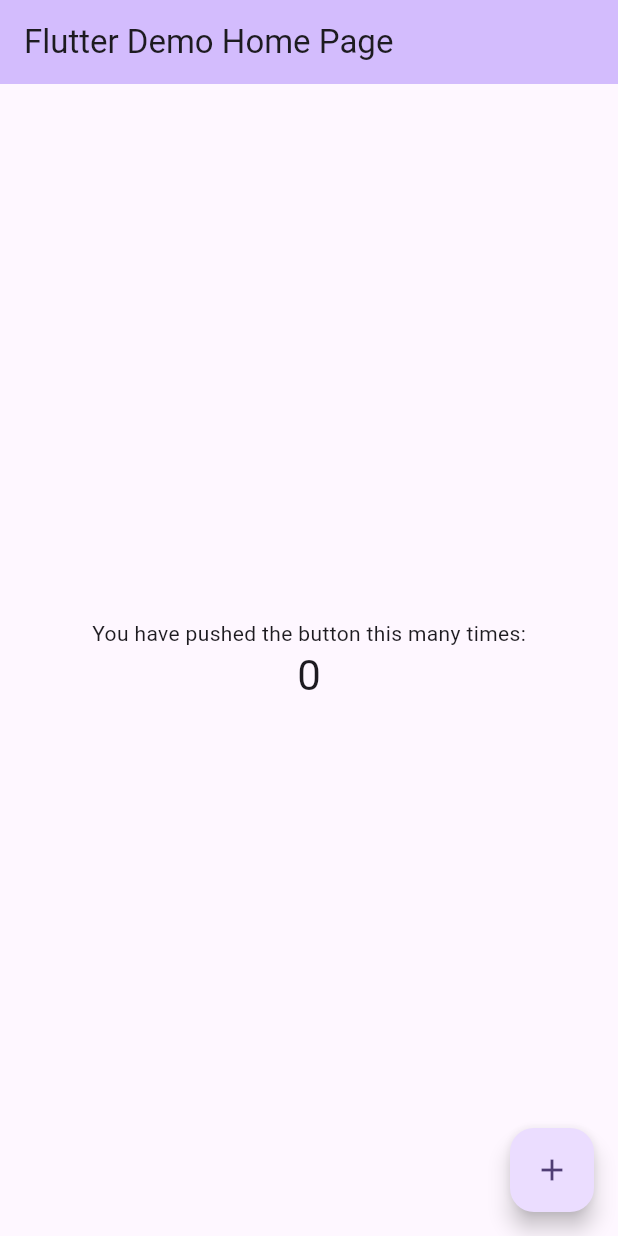
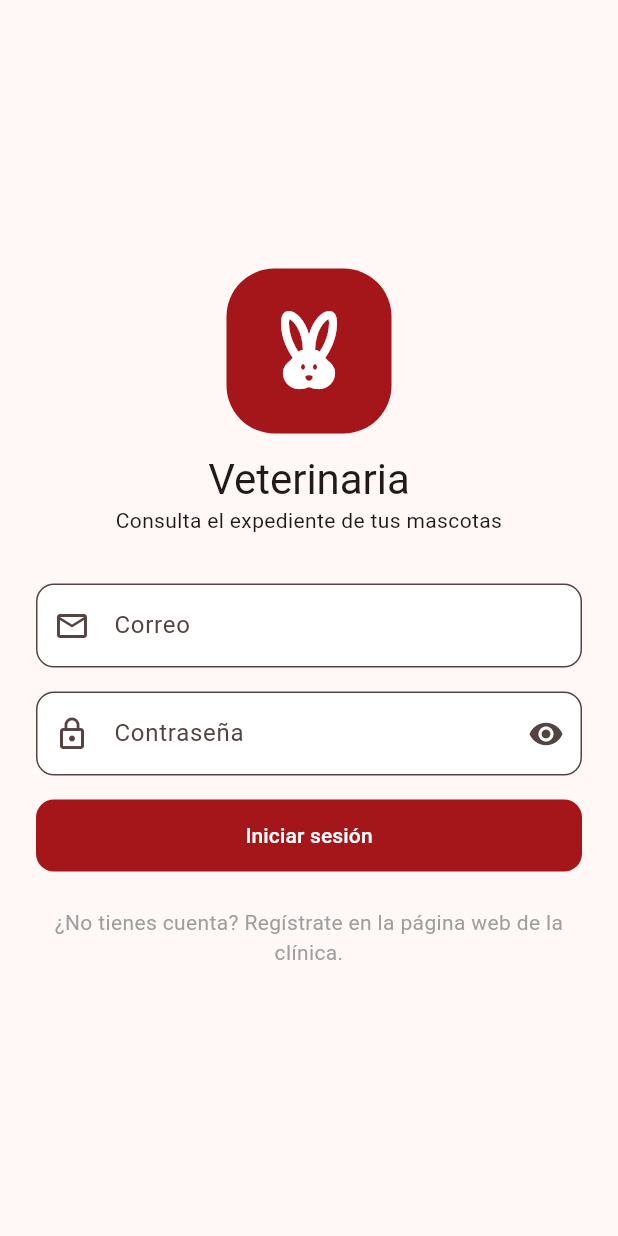
Before and after one commit to Abygb11/IIProyectoDesarrollo4, a Flutter app: the screen it shows after launch, on a phone screen of 412 x 824 dp. Run offline on Flutter 3.47's test engine with Material 3 defaults, Android fonts, the phone set to English and light mode, and no system bars; our stand-ins replace flutter_secure_storage, material_ui, open_filex.

Commit message:
Movil: inicio de sesion y arranque segun la sesion guardada

```diff
--- a/veterinaria_movil/lib/main.dart
+++ b/veterinaria_movil/lib/main.dart
@@ -1,122 +1,43 @@
 import 'package:material_ui/material_ui.dart';
 
-void main() {
-  runApp(const MyApp());
+import 'estilos/estilos.dart';
+import 'screens/login_screen.dart';
+import 'screens/mascotas_screen.dart';
+import 'services/sesion_service.dart';
+
+Future<void> main() async {
+  // Necesario para poder leer flutter_secure_storage antes de runApp.
+  WidgetsFlutterBinding.ensureInitialized();
+
+  // Pasa a memoria la sesión que quedó guardada en el celular (si hay una).
+  // Si el almacenamiento falla, se borra y la app arranca en el login en vez de cerrarse.
+  try {
+    await SesionService.leerSesion();
+  } catch (e) {
+    await SesionService.borrarSesion();
+  }
+
+  runApp(const VeterinariaApp());
 }
 
-class MyApp extends StatelessWidget {
-  const MyApp({super.key});
+class VeterinariaApp extends StatelessWidget {
+  const VeterinariaApp({super.key});
 
-  // This widget is the root of your application.
   @override
   Widget build(BuildContext context) {
     return MaterialApp(
-      title: 'Flutter Demo',
-      theme: ThemeData(
-        // This is the theme of your application.
-        //
-        // TRY THIS: Try running your application with "flutter run". You'll see
-        // the application has a purple toolbar. Then, without quitting the app,
-        // try changing the seedColor in the colorScheme below to Colors.green
-        // and then invoke "hot reload" (save your changes or press the "hot
-        // reload" button in a Flutter-supported IDE, or press "r" if you used
-        // the command line to start the app).
-        //
-        // Notice that the counter didn't reset back to zero; the application
-        // state is not lost during the reload. To reset the state, use hot
-        // restart instead.
-        //
-        // This works for code too, not just values: Most code changes can be
-        // tested with just a hot reload.
-        colorScheme: .fromSeed(seedColor: Colors.deepPurple),
-      ),
-      home: const MyHomePage(title: 'Flutter Demo Home Page'),
+      title: 'Veterinaria',
+      debugShowCheckedModeBanner: false, // quita la etiqueta "DEBUG" de la esquina
+      theme: Estilos.tema, // lib/estilos/estilos.dart
+
+      // Si hay una sesión que no ha vencido, entra directo a Mis mascotas; si no, al login.
+      initialRoute: SesionService.haySesionValida ? '/mascotas' : '/login',
+
+      // Pantallas a las que se llega por nombre (error_view.dart usa '/login').
+      routes: {
+        '/login': (context) => const LoginScreen(),
+        '/mascotas': (context) => const MascotasScreen(),
+      },
     );
   }
 }
-
-class MyHomePage extends StatefulWidget {
-  const MyHomePage({super.key, required this.title});
-
-  // This widget is the home page of your application. It is stateful, meaning
-  // that it has a State object (defined below) that contains fields that affect
-  // how it looks.
-
-  // This class is the configuration for the state. It holds the values (in this
-  // case the title) provided by the parent (in this case the App widget) and
-  // used by the build method of the State. Fields in a Widget subclass are
-  // always marked "final".
-
-  final String title;
-
-  @override
-  State<MyHomePage> createState() => _MyHomePageState();
-}
-
-class _MyHomePageState extends State<MyHomePage> {
-  int _counter = 0;
-
-  void _incrementCounter() {
-    setState(() {
-      // This call to setState tells the Flutter framework that something has
-      // changed in this State, which causes it to rerun the build method below
-      // so that the display can reflect the updated values. If we changed
-      // _counter without calling setState(), then the build method would not be
-      // called again, and so nothing would appear to happen.
-      _counter++;
-    });
-  }
-
-  @override
-  Widget build(BuildContext context) {
-    // This method is rerun every time setState is called, for instance as done
-    // by the _incrementCounter method above.
-    //
-    // The Flutter framework has been optimized to make rerunning build methods
-    // fast, so that you can just rebuild anything that needs updating rather
-    // than having to individually change instances of widgets.
-    return Scaffold(
-      appBar: AppBar(
-        // TRY THIS: Try changing the color here to a specific color (to
-        // Colors.amber, perhaps?) and trigger a hot reload to see the AppBar
-        // change color while the other colors stay the same.
-        backgroundColor: Theme.of(context).colorScheme.inversePrimary,
-        // Here we take the value from the MyHomePage object that was created by
-        // the App.build method, and use it to set our appbar title.
-        title: Text(widget.title),
-      ),
-      body: Center(
-        // Center is a layout widget. It takes a single child and positions it
-        // in the middle of the parent.
-        child: Column(
-          // Column is also a layout widget. It takes a list of children and
-          // arranges them vertically. By default, it sizes itself to fit its
-          // children horizontally, and tries to be as tall as its parent.
-          //
-          // Column has various properties to control how it sizes itself and
-          // how it positions its children. Here we use mainAxisAlignment to
-          // center the children vertically; the main axis here is the vertical
-          // axis because Columns are vertical (the cross axis would be
-          // horizontal).
-          //
-          // TRY THIS: Invoke "debug painting" (choose the "Toggle Debug Paint"
-          // action in the IDE, or press "p" in the console), to see the
-          // wireframe for each widget.
-          mainAxisAlignment: .center,
-          children: [
-            const Text('You have pushed the button this many times:'),
-            Text(
-              '$_counter',
-              style: Theme.of(context).textTheme.headlineMedium,
-            ),
-          ],
-        ),
-      ),
-      floatingActionButton: FloatingActionButton(
-        onPressed: _incrementCounter,
-        tooltip: 'Increment',
-        child: const Icon(Icons.add),
-      ),
-    );
-  }
-}
--- /dev/null
+++ b/veterinaria_movil/lib/screens/login_screen.dart
@@ -0,0 +1,182 @@
+import 'package:material_ui/material_ui.dart';
+
+import '../estilos/estilos.dart';
+import '../services/api_service.dart';
+import '../widgets/error_view.dart';
+
+// Pantalla de inicio de sesión del dueño.
+class LoginScreen extends StatefulWidget {
+  const LoginScreen({super.key});
+
+  @override
+  State<LoginScreen> createState() => _LoginScreenState();
+}
+
+class _LoginScreenState extends State<LoginScreen> {
+  final _formKey = GlobalKey<FormState>(); // para validar los dos campos juntos
+  final _correoController = TextEditingController();
+  final _passwordController = TextEditingController();
+
+  bool _ocultarPassword = true;
+  bool _cargando = false;
+  String? _error;
+
+  @override
+  void dispose() {
+    // Los controladores se liberan al cerrar la pantalla.
+    _correoController.dispose();
+    _passwordController.dispose();
+    super.dispose();
+  }
+
+  Future<void> _iniciarSesion() async {
+    if (_cargando) return; // evita mandar el login dos veces
+    if (!_formKey.currentState!.validate()) return; // campos vacíos o correo inválido
+
+    FocusScope.of(context).unfocus(); // esconde el teclado
+    setState(() {
+      _cargando = true;
+      _error = null;
+    });
+
+    try {
+      await ApiService.login(_correoController.text.trim(), _passwordController.text);
+      if (!mounted) return; // la pantalla pudo cerrarse mientras se esperaba
+      Navigator.of(context).pushReplacementNamed('/mascotas');  // pushReplacement: el login se quita, así "atrás" no vuelve a esta pantalla.
+    } catch (e) {
+      if (!mounted) return;
+      setState(() {
+        _error = mensajeDeError(e); // "Correo o contraseña incorrectos.", "Sin conexión...", etc.
+        _cargando = false;
+      });
+    }
+  }
+
+  @override
+  Widget build(BuildContext context) {
+    final colores = Theme.of(context).colorScheme;
+
+    return Scaffold(
+      body: SafeArea(
+        child: Center(
+          // SingleChildScrollView: cuando sale el teclado se puede deslizar y nada se tapa.
+          child: SingleChildScrollView(
+            padding: const EdgeInsets.all(24),
+            child: Form(
+              key: _formKey,
+              child: Column(
+                crossAxisAlignment: CrossAxisAlignment.stretch,
+                children: [
+                  // Logo: conejo blanco sobre un cuadro rojo vino
+                  Center(
+                    child: Container(
+                      width: 110,
+                      height: 110,
+                      decoration: BoxDecoration(
+                        color: Estilos.primario,
+                        borderRadius: BorderRadius.circular(32),
+                      ),
+                      child: const Icon(Estilos.iconoAnimal, size: 64, color: Colors.white),
+                    ),
+                  ),
+                  const SizedBox(height: 12),
+                  Text(
+                    'Veterinaria',
+                    textAlign: TextAlign.center,
+                    style: Theme.of(context).textTheme.headlineMedium,
+                  ),
+                  const Text(
+                    'Consulta el expediente de tus mascotas',
+                    textAlign: TextAlign.center,
+                  ),
+                  const SizedBox(height: 32),
+
+                  // Correo
+                  TextFormField(
+                    controller: _correoController,
+                    keyboardType: TextInputType.emailAddress, // teclado con @
+                    textInputAction: TextInputAction.next, // "siguiente" pasa a la contraseña
+                    enabled: !_cargando,
+                    decoration: const InputDecoration(
+                      labelText: 'Correo',
+                      prefixIcon: Icon(Icons.email_outlined),
+                    ),
+                    validator: (valor) {
+                      if (valor == null || valor.trim().isEmpty) return 'Escribe tu correo.';
+                      if (!valor.contains('@')) return 'El correo no es válido.';
+                      return null; // null = el campo está bien
+                    },
+                  ),
+                  const SizedBox(height: 16),
+
+                  // Contraseña con el botón del ojo
+                  TextFormField(
+                    controller: _passwordController,
+                    obscureText: _ocultarPassword,
+                    textInputAction: TextInputAction.done,
+                    enabled: !_cargando,
+                    onFieldSubmitted: (_) => _iniciarSesion(), // "listo" en el teclado = entrar
+                    decoration: InputDecoration(
+                      labelText: 'Contraseña',
+                      prefixIcon: const Icon(Icons.lock_outline),
+                      suffixIcon: IconButton(
+                        icon: Icon(_ocultarPassword ? Icons.visibility : Icons.visibility_off),
+                        tooltip: _ocultarPassword ? 'Mostrar contraseña' : 'Ocultar contraseña',
+                        onPressed: () => setState(() => _ocultarPassword = !_ocultarPassword),
+                      ),
+                    ),
+                    validator: (valor) {
+                      if (valor == null || valor.isEmpty) return 'Escribe tu contraseña.';
+                      return null;
+                    },
+                  ),
+                  const SizedBox(height: 16),
+
+                  // Error de la API o de red, en rojo
+                  if (_error != null)
+                    Container(
+                      padding: const EdgeInsets.all(12),
+                      margin: const EdgeInsets.only(bottom: 16),
+                      decoration: BoxDecoration(
+                        color: colores.errorContainer,
+                        borderRadius: BorderRadius.circular(8),
+                      ),
+                      child: Row(
+                        children: [
+                          Icon(Icons.error_outline, color: colores.error),
+                          const SizedBox(width: 8),
+                          Expanded(
+                            child: Text(_error!, style: TextStyle(color: colores.onErrorContainer)),
+                          ),
+                        ],
+                      ),
+                    ),
+
+                  // Botón: deshabilitado (onPressed null) y con spinner mientras carga
+                  FilledButton(
+                    onPressed: _cargando ? null : _iniciarSesion,
+                    style: FilledButton.styleFrom(minimumSize: const Size.fromHeight(48)),
+                    child: _cargando
+                        ? const SizedBox(
+                            width: 22,
+                            height: 22,
+                            child: CircularProgressIndicator(strokeWidth: 2),
+                          )
+                        : const Text('Iniciar sesión'),
+                  ),
+                  const SizedBox(height: 24),
+
+                  const Text(
+                    '¿No tienes cuenta? Regístrate en la página web de la clínica.',
+                    textAlign: TextAlign.center,
+                    style: Estilos.secundario,
+                  ),
+                ],
+              ),
+            ),
+          ),
+        ),
+      ),
+    );
+  }
+}
```
Also changed, not shown: 1 other file.
